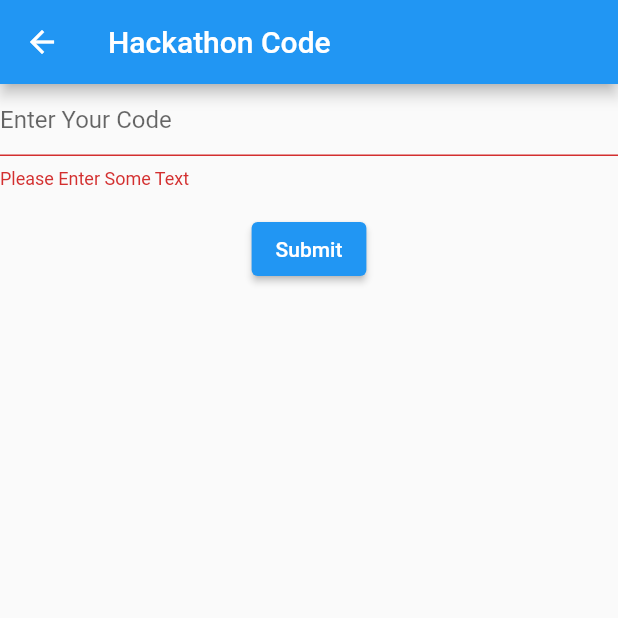
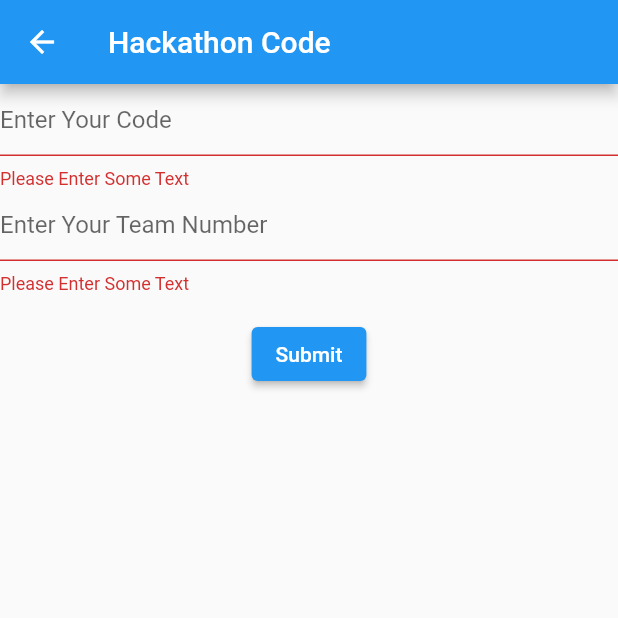
Before and after one commit to HafsaKaraAchira/Hack-Inventory, a Flutter app: the HackathonGoerCode screen opened directly, after a tap on "Submit", on a phone screen of 412 x 824 dp, the top half of it. Run offline on Flutter 3.47's test engine with Material 2 defaults, Android fonts, the light colour scheme and no system bars; our stand-ins replace shared_preferences; accounts and stored records are empty.

Commit message:
Main HackathonGoer Page And Navigation

```diff
--- a/hack_inventory/lib/Views/HackathonGoerCode.dart
+++ b/hack_inventory/lib/Views/HackathonGoerCode.dart
@@ -10,11 +10,13 @@ class _HackathonGoerCode extends State<HackathonGoerCode> {
   final _formKey = GlobalKey<FormState>(); // Allows you identify the form
   final hackCodeController =
       TextEditingController(); // Allows you to retrive data from the form
-
-  void setHackCode(int hackCode) async {
+  final hackTeamController = TextEditingController();
+  void setHackInfo(int hackCode, int hackTeam) async {
     final prefs = await SharedPreferences.getInstance();
     prefs.setInt('hackCode', hackCode);
+    prefs.setInt('hackTeam', hackTeam);
     print(prefs.getInt('hackCode'));
+    print(prefs.getInt('hackTeam'));
   }
 
   @override
@@ -45,6 +47,21 @@ class _HackathonGoerCode extends State<HackathonGoerCode> {
                   return null;
                 },
               ),
+              TextFormField(
+                controller: hackTeamController,
+                decoration: const InputDecoration(
+                  hintText: 'Enter Your Team Number',
+                ),
+                validator: (value) {
+                  if (value == null || value.isEmpty) {
+                    return 'Please Enter Some Text';
+                  } else if (double.tryParse(value) == null) {
+                    return 'Please Input A Number';
+                  }
+                  // Have to check if code exits
+                  return null;
+                },
+              ),
               Padding(
                 padding: const EdgeInsets.symmetric(vertical: 16.0),
                 child: ElevatedButton(
@@ -52,7 +69,8 @@ class _HackathonGoerCode extends State<HackathonGoerCode> {
                     // Validate will return true if the form is valid, or false if
                     // the form is invalid.
                     if (_formKey.currentState.validate()) {
-                      setHackCode(int.parse(hackCodeController.text));
+                      setHackInfo(int.parse(hackCodeController.text), int.parse(hackTeamController.text));
+                      Navigator.pushReplacementNamed(context, '/hackGoer');
                     }
                   },
                   child: const Text('Submit'),
--- a/hack_inventory/lib/main.dart
+++ b/hack_inventory/lib/main.dart
@@ -1,5 +1,6 @@
 import 'package:flutter/material.dart';
 import 'package:hack_inventory/Views/HackathonGoerCode.dart';
+import 'package:hack_inventory/Views/HackthonGoerMain.dart';
 
 void main() {
   runApp(MyApp());
@@ -23,6 +24,11 @@ class MyApp extends StatelessWidget {
         // is not restarted.
         primarySwatch: Colors.blue,
       ),
+      routes: {
+    // When navigating to the "/" route, build the FirstScreen widget.
+    // When navigating to the "/second" route, build the SecondScreen widget.
+    '/hackGoer': (context) => HackathonGoerMain(),
+  },
       home: MyHomePage(title: 'Hack Inventory'),
     );
   }
```
Also changed, not shown: hack_inventory/lib/Views/HackthonGoerMain.dart (added, +32 -0 lines).
